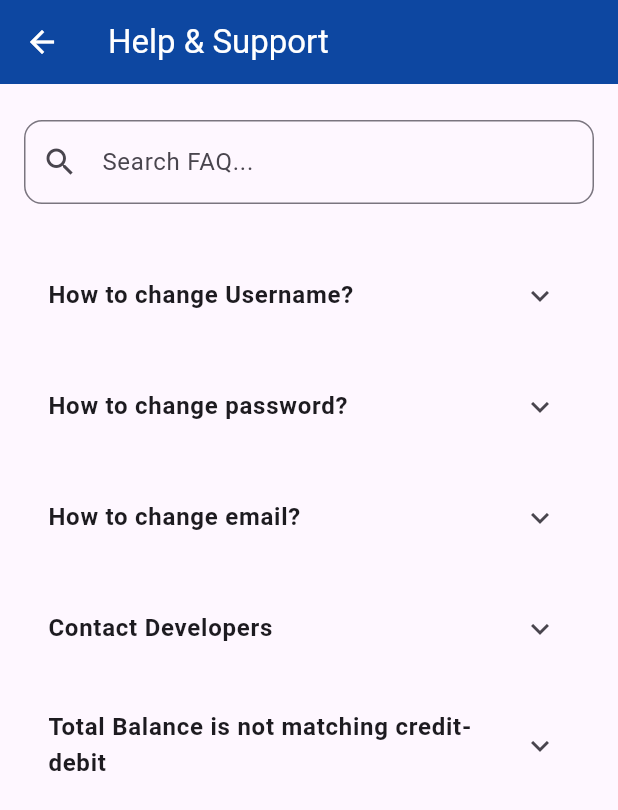
After one commit to SD-Lab-Projects/BismillahBudget, a Flutter app: the HelpAndSupportPage screen opened directly, on a phone screen of 412 x 824 dp. The commit adds this screen. Shown: the top 810 px of the screen. Run offline on Flutter 3.47's test engine with Material 3 defaults, Android fonts, the phone set to English and light mode, and no system bars; our stand-ins replace cloud_firestore, firebase_auth, firebase_core, font_awesome_flutter, get; accounts and stored records are empty; project files that could hold a hidden picture were left out.

Commit message:
added a about page,help and support page,and profile menu
added about page but it can be accessed only from setting menu which is yet to be done!

```diff
--- a/lib/screens/dashboard.dart
+++ b/lib/screens/dashboard.dart
@@ -1,5 +1,6 @@
 import 'package:bismillahbudget/Widgets/Navbar.dart';
 import 'package:bismillahbudget/screens/login_page.dart';
+import 'package:bismillahbudget/screens/profile.dart';
 import 'package:firebase_auth/firebase_auth.dart';
 import 'package:flutter/material.dart';
 import 'Home_Screen.dart';
@@ -18,6 +19,7 @@ class _DashBoardState extends State<DashBoard> {
   final pageViewList = [
     const HomeScreen(),
     const TransactionScreen(),
+    ProfilePage(),
   ];
 
   logOut() async {
--- /dev/null
+++ b/lib/screens/helpsupportpage.dart
@@ -0,0 +1,107 @@
+
+import 'package:flutter/material.dart';
+
+class HelpAndSupportPage extends StatelessWidget {
+  const HelpAndSupportPage({super.key});
+
+  @override
+  Widget build(BuildContext context) {
+    return Scaffold(
+      appBar: AppBar(
+        title: Text(
+          "Help & Support",
+          style: TextStyle(color: Colors.white),
+        ),
+        backgroundColor: Colors.blue.shade900,
+        iconTheme: IconThemeData(
+          color: Colors.white, // Change back button color to white
+        ),
+      ),
+      body: Padding(
+        padding: const EdgeInsets.all(16.0),
+        child: Column(
+          crossAxisAlignment: CrossAxisAlignment.start,
+          children: [
+            // Search bar
+            Padding(
+              padding: const EdgeInsets.symmetric(vertical: 8.0),
+              child: TextField(
+                decoration: InputDecoration(
+                  hintText: 'Search FAQ...',
+                  prefixIcon: Icon(Icons.search),
+                  border: OutlineInputBorder(
+                    borderRadius: BorderRadius.circular(12.0),
+                    borderSide: BorderSide(color: Colors.grey),
+                  ),
+                ),
+              ),
+            ),
+            SizedBox(height: 16), // Add some space between search bar and FAQ list
+
+            // FAQ list
+            Expanded(
+              child: ListView(
+                children: [
+                  FAQItem(
+                    question: 'How to change Username?',
+                    answer: 'Not available.',
+                  ),
+                  FAQItem(
+                    question: 'How to change password?',
+                    answer: 'Not available',
+                  ),
+                  FAQItem(
+                    question: 'How to change email?',
+                    answer: 'Not available',
+                  ),
+                  FAQItem(
+                    question: 'Contact Developers',
+                    answer: '(issh shokh koto support khuje).',
+                  ),
+                  FAQItem(
+                    question: 'Total Balance is not matching credit-debit',
+                    answer: 'Parum na Solve korte Use Calculator',
+                  ),
+                ],
+              ),
+            ),
+          ],
+        ),
+      ),
+    );
+  }
+}
+
+// A custom widget for FAQ items
+class FAQItem extends StatelessWidget {
+  final String question;
+  final String answer;
+
+  const FAQItem({
+    required this.question,
+    required this.answer,
+    super.key,
+  });
+
+  @override
+  Widget build(BuildContext context) {
+    return Padding(
+      padding: const EdgeInsets.symmetric(vertical: 8.0),
+      child: ExpansionTile(
+        title: Text(
+          question,
+          style: TextStyle(fontSize: 16, fontWeight: FontWeight.bold),
+        ),
+        children: [
+          Padding(
+            padding: const EdgeInsets.symmetric(horizontal: 16.0, vertical: 8.0),
+            child: Text(
+              answer,
+              style: TextStyle(fontSize: 14, color: Colors.grey[700]),
+            ),
+          ),
+        ],
+      ),
+    );
+  }
+}
```
Also changed, not shown: lib/Widgets/Navbar.dart (+7 -0 lines), lib/screens/about.dart (added, +91 -0 lines), lib/screens/profile.dart (added, +60 -0 lines).
